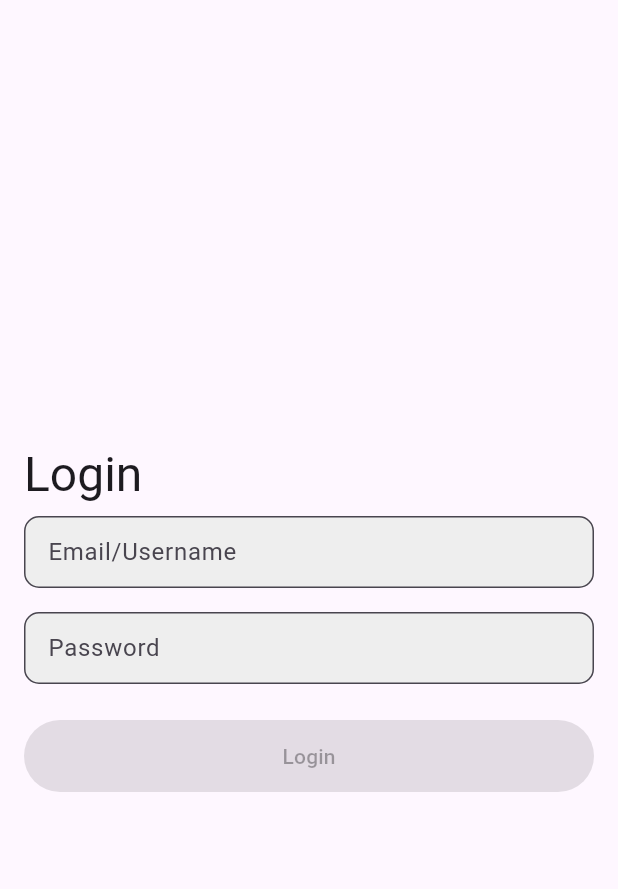
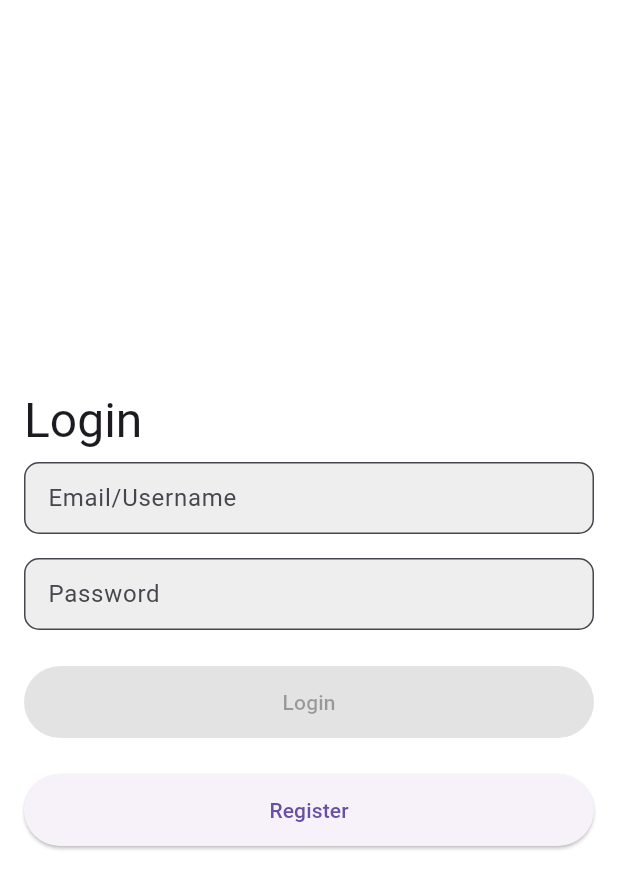
Before and after one commit to ryanaidilp/flutter_social_media, a Flutter app: the screen it shows after launch, on a phone screen of 412 x 824 dp. Shown: the top 889 px of the screen. Run offline on Flutter 3.47's test engine with Material 2 defaults, Android fonts, the light colour scheme and no system bars; drawn by our look-alikes of reactive_forms; our stand-ins replace auto_route, bloc, dartz, device_info_plus, dio, envied and 23 more; missing offline and left inert: dio_cache_interceptor, dio_smart_retry, external_path; generated files the repository leaves out were written again; statements that could not run were skipped.

Commit message:
feat(register): create register feature

```diff
--- a/lib/features/auth/domain/repositories/auth_repository.dart
+++ b/lib/features/auth/domain/repositories/auth_repository.dart
@@ -1,6 +1,6 @@
 import 'package:dartz/dartz.dart';
 import 'package:flutter_social/core/failures/failures.dart';
-import 'package:flutter_social/shared/domain/entities/profile.dart';
+
 
 abstract class AuthRepository {
   Future<Either<Failure, String>> login({
@@ -8,10 +8,11 @@ abstract class AuthRepository {
     required String password,
   });
 
-  Future<Either<Failure, Profile>> register({
+  Future<Either<Failure, bool>> register({
     required String name,
     required String email,
     required String username,
+    required String password,
   });
 
   Future<Either<Failure, bool>> checkUsernameAvailability({
--- /dev/null
+++ b/lib/features/auth/domain/usecases/register.dart
@@ -0,0 +1,36 @@
+import 'package:dartz/dartz.dart';
+import 'package:equatable/equatable.dart';
+import 'package:flutter_social/core/di/service_locator.dart';
+import 'package:flutter_social/core/failures/failures.dart';
+import 'package:flutter_social/core/use_case/use_case.dart';
+import 'package:flutter_social/features/auth/domain/repositories/auth_repository.dart';
+import 'package:injectable/injectable.dart';
+
+@LazySingleton()
+class Register implements UseCase<bool, RegisterParam, AuthRepository> {
+  @override
+  Future<Either<Failure, bool>> call(RegisterParam param) => repo.register(
+        name: param.name,
+        email: param.email,
+        password: param.password,
+        username: param.username,
+      );
+
+  @override
+  AuthRepository get repo => getIt<AuthRepository>();
+}
+
+class RegisterParam extends Equatable {
+  const RegisterParam({
+    required this.name,
+    required this.username,
+    required this.email,
+    required this.password,
+  });
+  final String name;
+  final String username;
+  final String email;
+  final String password;
+  @override
+  List<Object> get props => [name, username, email, password];
+}
--- a/lib/features/auth/presentation/bloc/auth_event.dart
+++ b/lib/features/auth/presentation/bloc/auth_event.dart
@@ -3,6 +3,14 @@ part of 'auth_bloc.dart';
 @freezed
 class AuthEvent with _$AuthEvent {
   const factory AuthEvent.started() = _Started;
+
+  const factory AuthEvent.register({
+    required String name,
+    required String username,
+    required String email,
+    required String password,
+  }) = _Register;
+
   const factory AuthEvent.login({
     required String password,
     required String identifier,
--- a/lib/features/auth/presentation/bloc/auth_state.dart
+++ b/lib/features/auth/presentation/bloc/auth_state.dart
@@ -3,11 +3,19 @@ part of 'auth_bloc.dart';
 @freezed
 class AuthState with _$AuthState {
   const factory AuthState.initial() = _Initial;
+
   const factory AuthState.loggingIn() = LoggingIn;
   const factory AuthState.loginFailed({required Failure failure}) = LoginFailed;
   const factory AuthState.loginSuccess({required String token}) = LoginSuccess;
 
-   const factory AuthState.loggingOut() = LoggingOut;
-  const factory AuthState.logoutFailed({required Failure failure}) = LogoutFailed;
+  const factory AuthState.loggingOut() = LoggingOut;
+  const factory AuthState.logoutFailed({required Failure failure}) =
+      LogoutFailed;
   const factory AuthState.logoutSuccess() = LogoutSuccess;
+
+  const factory AuthState.registering() = Registering;
+  const factory AuthState.registerFailed({required Failure failure}) =
+      RegisterFailed;
+  const factory AuthState.registerSuccess() =
+      RegisterSuccess;
 }
--- a/lib/features/auth/presentation/pages/login_page.dart
+++ b/lib/features/auth/presentation/pages/login_page.dart
@@ -46,6 +46,7 @@ class _LoginPageState extends State<LoginPage> {
     final textTheme = Theme.of(context).textTheme;
     return SafeArea(
       child: Scaffold(
+        backgroundColor: Colors.white,
         body: MultiBlocListener(
           listeners: [
             BlocListener<AuthBloc, AuthState>(
@@ -191,6 +192,17 @@ class _LoginPageState extends State<LoginPage> {
                               ),
                             ),
                           ),
+                          24.verticalSpace,
+                          SizedBox(
+                            height: 48.h,
+                            width: 1.sw,
+                            child: ElevatedButton(
+                              onPressed: () {
+                                getIt<FSRouter>().push(const RegisterRoute());
+                              },
+                              child: const Text('Register'),
+                            ),
+                          ),
                         ],
                       ),
                     ),
--- a/lib/router/fs_router.dart
+++ b/lib/router/fs_router.dart
@@ -1,5 +1,6 @@
 import 'package:auto_route/auto_route.dart';
 import 'package:flutter_social/features/auth/presentation/pages/login_page.dart';
+import 'package:flutter_social/features/auth/presentation/pages/register_page.dart';
 import 'package:flutter_social/features/home/presentation/pages/home_page.dart';
 import 'package:flutter_social/features/main/presentation/pages/main_page.dart';
 import 'package:flutter_social/features/profile/presentation/pages/profile_page.dart';
@@ -42,6 +43,10 @@ class FSRouter extends _$FSRouter {
               page: LoginRoute.page,
               path: 'login',
             ),
+            AutoRoute(
+              page: RegisterRoute.page,
+              path: 'register',
+            ),
           ],
         ),
       ];
```
Also changed, not shown: lib/features/auth/data/datasources/auth_remote_data_source.dart (+63 -3 lines), lib/features/auth/data/repositories/auth_repository_impl.dart (+21 -5 lines), lib/features/auth/presentation/bloc/auth_bloc.dart (+24 -0 lines), lib/features/auth/presentation/pages/register_page.dart (added, +258 -0 lines).
